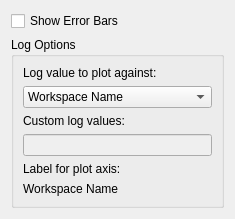
Qt form qt/python/mantidqt/dialogs/advancedplotswidget.ui (mantidproject/mantid) before a commit.
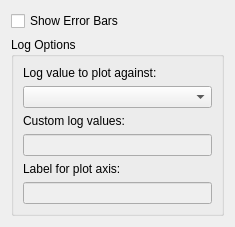
The same form after that commit.

Commit message: Re #27450 add function to create workspace for group plot + gui stuff

```diff
--- a/qt/python/mantidqt/dialogs/advancedplotswidget.ui
+++ b/qt/python/mantidqt/dialogs/advancedplotswidget.ui
@@ -62,16 +62,6 @@
               <verstretch>0</verstretch>
              </sizepolicy>
             </property>
-            <item>
-             <property name="text">
-              <string>Workspace Name</string>
-             </property>
-            </item>
-            <item>
-             <property name="text">
-              <string>Custom</string>
-             </property>
-            </item>
            </widget>
           </item>
           <item row="4" column="0">
@@ -89,9 +79,9 @@
            </widget>
           </item>
           <item row="5" column="0">
-           <widget class="QLabel" name="plot_axis_label">
-            <property name="text">
-             <string>Workspace Name</string>
+           <widget class="QLineEdit" name="plot_axis_label_line_edit">
+            <property name="enabled">
+             <bool>false</bool>
             </property>
            </widget>
           </item>
```
Left out of the diff: 34 changed lines with no effect on the pictures. The commit also changes 5 other files.
